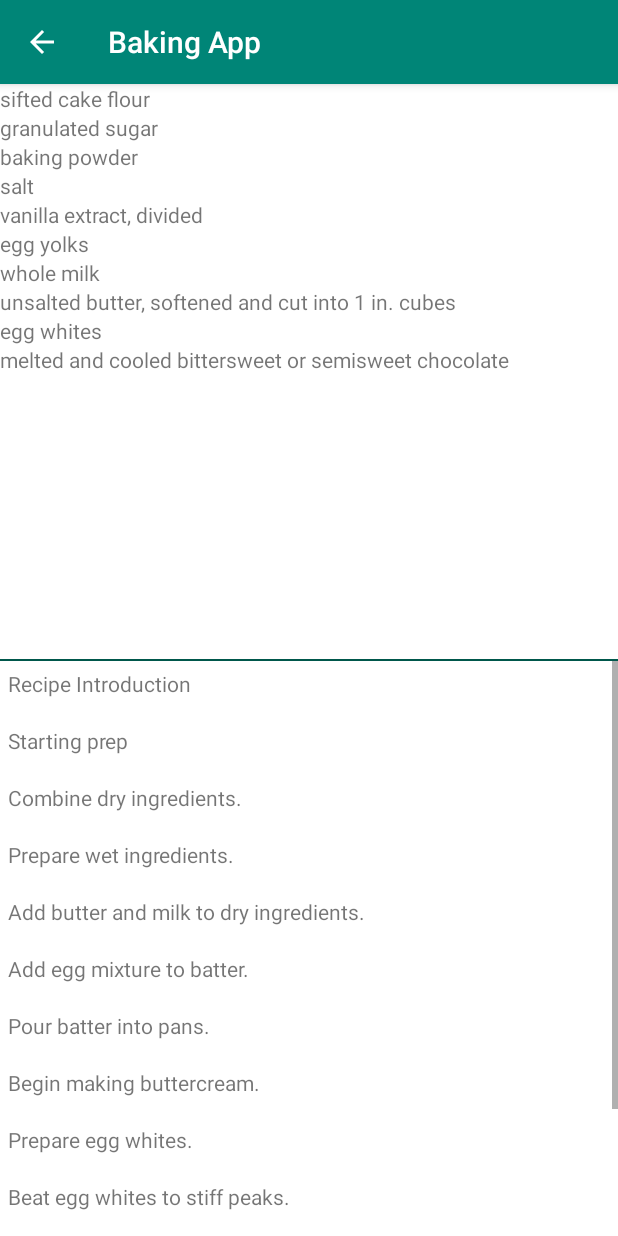
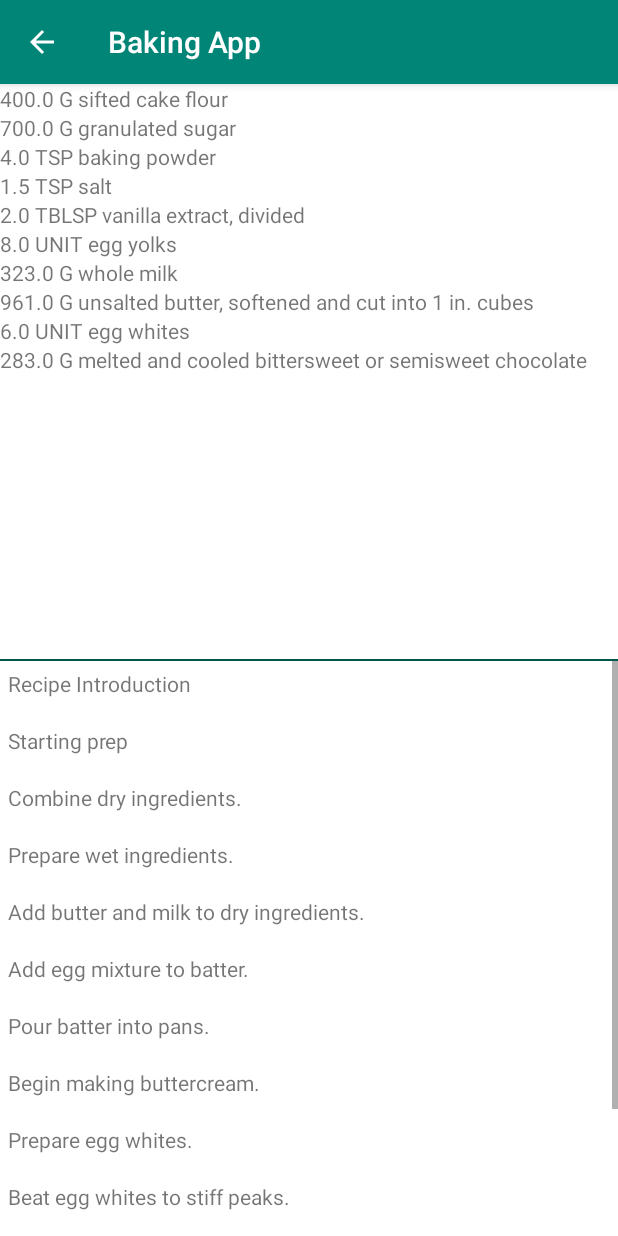
Before and after one commit to haitanle/BakingApp, an Android app: the screen it shows after launch (RecipeDetailsActivity), after a tap on "Yellow Cake", on a phone screen of 412 x 824 dp. Run offline under Robolectric (Android 15) with nearby library versions, the phone set to English and light mode, and no system bars; libraries missing offline, so code that uses them is left out: com.google.android.exoplayer2; plain views replace SimpleExoPlayerView; 3 statements that could not run were skipped.

Commit message:
complete recyclerView for ingredients with format

```diff
--- a/app/src/main/java/com/example/bakingapp/ui/IngredientsAdapter.java
+++ b/app/src/main/java/com/example/bakingapp/ui/IngredientsAdapter.java
@@ -33,12 +33,8 @@ public class IngredientsAdapter extends RecyclerView.Adapter<IngredientsAdapter.
         IngredientsViewHolder viewHolder;
 
         LayoutInflater inflater = LayoutInflater.from(parent.getContext());
-
         View view = inflater.inflate(R.layout.recycler_view_text_view, parent, false);
-
         viewHolder = new IngredientsViewHolder(view);
-
-        //viewHolder.textViewList.setText("test");
 
         return viewHolder;
     }
@@ -54,45 +50,6 @@ public class IngredientsAdapter extends RecyclerView.Adapter<IngredientsAdapter.
         return recipe.getIngredientsList().size();
     }
 
-    //    @Override
-//    public int getCount() {
-//        return recipe.getIngredientsList().size();
-//    }
-//
-//    @Override
-//    public Object getItem(int i) {
-//        return null;
-//    }
-
-//    @Override
-//    public long getItemId(int i) {
-//        return 0;
-//    }
-
-//    @Override
-//    public View getView(int position, View convertView, ViewGroup viewGroup) {
-//
-//        TextView textView;
-//        if(convertView == null){
-//            // If the view is not recycled, this creates a new TextView
-//            textView = new TextView(mContext);
-//            textView.setPadding(8, 8, 8, 8);
-//        } else{
-//            textView = (TextView) convertView;
-//        }
-//
-//        Ingredients ingredient = recipe.getIngredientsList().get(position);
-//        String quantity = String.valueOf(ingredient.getQuantity());
-//        String measure = ingredient.getMeasure();
-//        String material = ingredient.getIngredients();
-//
-//        // set the recipe name to the textview
-//        textView.setText(quantity+" "+measure+" "+material);
-//
-//        return textView;
-//    }
-
-
 
     public class IngredientsViewHolder extends RecyclerView.ViewHolder{
 
@@ -100,15 +57,17 @@ public class IngredientsAdapter extends RecyclerView.Adapter<IngredientsAdapter.
 
         public IngredientsViewHolder(@NonNull View itemView) {
             super(itemView);
-
             textViewList = (TextView) itemView.findViewById(R.id.text_view_list);
         }
 
         public void bind(int position){
-            Log.d(IngredientsAdapter.class.getSimpleName(), "bind position "+position);
-            textViewList.setText(recipe.getIngredientsList().get(position).getIngredients());
+
+            Ingredients ingredient = recipe.getIngredientsList().get(position);
+            String quantity = String.valueOf(ingredient.getQuantity());
+            String measure = ingredient.getMeasure();
+            String material = ingredient.getIngredients();
+
+            textViewList.setText(quantity+" "+measure+" "+material);
         }
-
-
     }
 }
```
